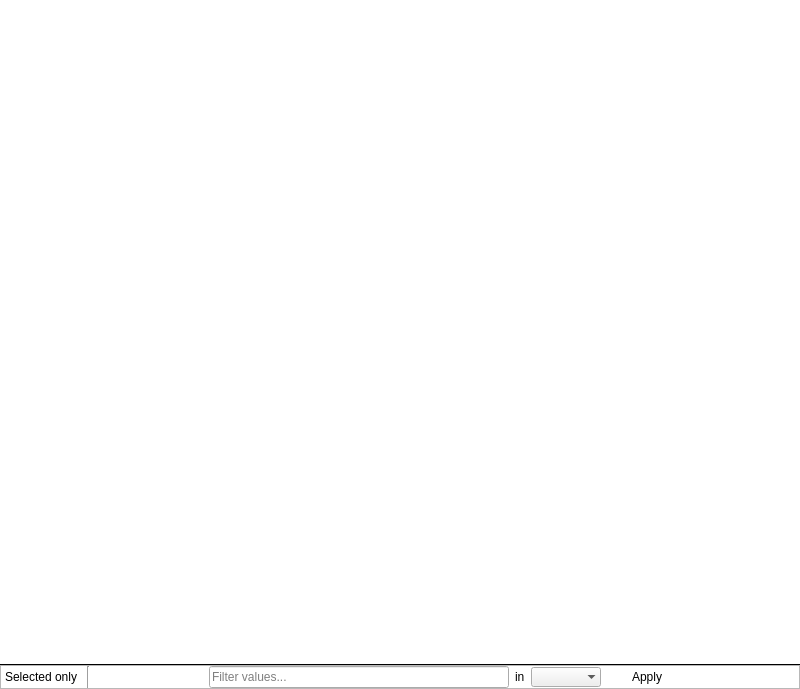
Before: the Qt Designer form plugins/perspective/GraphPerspective/designer/SpreadViewTableWidget.ui in vadivelselvaraj/TulipGLImprovement, drawn with Qt 5.
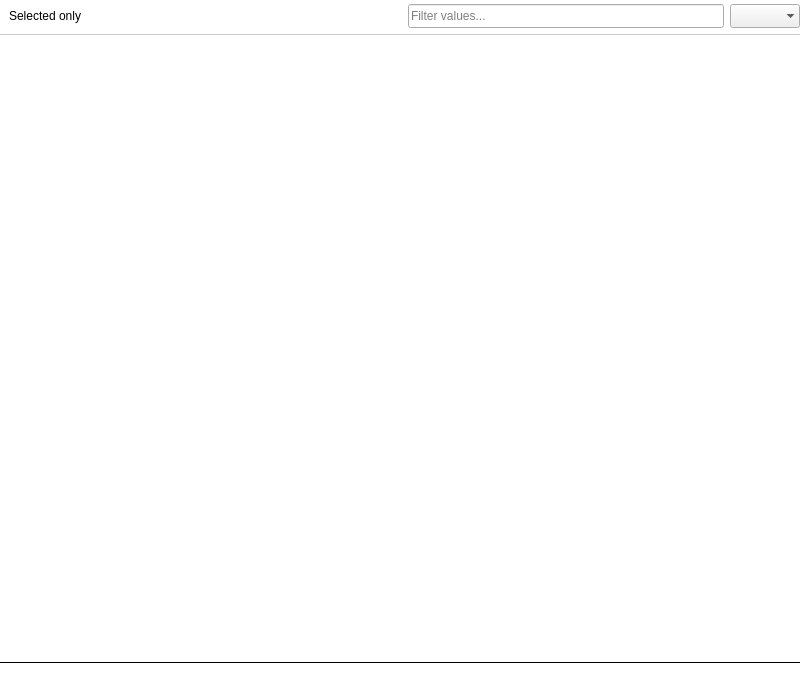
After: the same form once the commit is applied. Icons and pictures are not drawn. Custom widgets are drawn as their Qt base class.

Commit message: Temporary UI fix for DataSet mode

```diff
--- a/plugins/perspective/GraphPerspective/designer/SpreadViewTableWidget.ui
+++ b/plugins/perspective/GraphPerspective/designer/SpreadViewTableWidget.ui
@@ -22,6 +22,117 @@
    <property name="margin">
     <number>0</number>
    </property>
+   <item>
+    <widget class="QFrame" name="topFrame">
+     <property name="styleSheet">
+      <string notr="true">#topFrame {
+background-color: white;
+border: 0px;
+border-bottom: 1px solid #C9C9C9;
+}</string>
+     </property>
+     <layout class="QHBoxLayout" name="horizontalLayout_2">
+      <property name="leftMargin">
+       <number>5</number>
+      </property>
+      <property name="topMargin">
+       <number>0</number>
+      </property>
+      <property name="rightMargin">
+       <number>0</number>
+      </property>
+      <property name="bottomMargin">
+       <number>2</number>
+      </property>
+      <item>
+       <widget class="QPushButton" name="showOnlySelectedElementsCheckBox">
+        <property name="minimumSize">
+         <size>
+          <width>0</width>
+          <height>32</height>
+         </size>
+        </property>
+        <property name="maximumSize">
+         <size>
+          <width>16777215</width>
+          <height>32</height>
+         </size>
+        </property>
+        <property name="text">
+         <string>Selected only</string>
+        </property>
+        <property name="icon">
+         <iconset resource="../../../../library/tulip-gui/resources/TulipGUIResource.qrc">
+          <normaloff>:/tulip/gui/icons/i_selection.png</normaloff>:/tulip/gui/icons/i_selection.png</iconset>
+        </property>
+        <property name="checkable">
+         <bool>true</bool>
+        </property>
+        <property name="flat">
+         <bool>true</bool>
+        </property>
+       </widget>
+      </item>
+      <item>
+       <spacer name="horizontalSpacer_3">
+        <property name="orientation">
+         <enum>Qt::Horizontal</enum>
+        </property>
+        <property name="sizeHint" stdset="0">
+         <size>
+          <width>40</width>
+          <height>20</height>
+         </size>
+        </property>
+       </spacer>
+      </item>
+      <item>
+       <widget class="ClearableLineEdit" name="filterPatternLineEdit">
+        <property name="minimumSize">
+         <size>
+          <width>300</width>
+          <height>24</height>
+         </size>
+        </property>
+        <property name="maximumSize">
+         <size>
+          <width>16777215</width>
+          <height>24</height>
+         </size>
+        </property>
+        <property name="styleSheet">
+         <string notr="true">color: black;</string>
+        </property>
+        <property name="placeholderText">
+         <string>Filter values...</string>
+        </property>
+       </widget>
+      </item>
+      <item>
+       <widget class="VisibleSectionsModel" name="comboBox">
+        <property name="minimumSize">
+         <size>
+          <width>0</width>
+          <height>24</height>
+         </size>
+        </property>
+        <property name="maximumSize">
+         <size>
+          <width>16777215</width>
+          <height>24</height>
+         </size>
+        </property>
+        <property name="sizeAdjustPolicy">
+         <enum>QComboBox::AdjustToContents</enum>
+        </property>
+        <property name="frame">
+         <bool>false</bool>
+        </property>
+       </widget>
+      </item>
+     </layout>
+    </widget>
+   </item>
    <item>
     <widget class="QFrame" name="tableFrame">
      <property name="styleSheet">
@@ -69,168 +180,22 @@
     </widget>
    </item>
    <item>
-    <widget class="QFrame" name="bottomFrame">
-     <property name="frameShape">
-      <enum>QFrame::StyledPanel</enum>
+    <widget class="QFrame" name="frame">
+     <property name="minimumSize">
+      <size>
+       <width>0</width>
+       <height>26</height>
+      </size>
      </property>
-     <property name="frameShadow">
-      <enum>QFrame::Raised</enum>
+     <property name="maximumSize">
+      <size>
+       <width>16777215</width>
+       <height>26</height>
+      </size>
      </property>
      <property name="bottomFrame" stdset="0">
       <bool>true</bool>
      </property>
-     <layout class="QHBoxLayout" name="horizontalLayout">
-      <property name="margin">
-       <number>0</number>
-      </property>
-      <item>
-       <widget class="QPushButton" name="showOnlySelectedElementsCheckBox">
-        <property name="maximumSize">
-         <size>
-          <width>16777215</width>
-          <height>24</height>
-         </size>
-        </property>
-        <property name="styleSheet">
-         <string notr="true">QCheckBox::text {
-color: blue;
-}
-QCheckBox::indicator {
-color: green;
-}
-QCheckBox::indicator:unchecked {
-color: green;
- }
-
- QCheckBox::indicator:unchecked:hover {
-color: green;
- }
-
- QCheckBox::indicator:unchecked:pressed {
-color: green;
- }
-
- QCheckBox::indicator:checked {
-color: green;
- }
-
- QCheckBox::indicator:checked:hover {
-color: green;
- }
-
- QCheckBox::indicator:checked:pressed {
-color: green;
- }
-
- QCheckBox::indicator:indeterminate:hover {
-color: green;
- }
-
- QCheckBox::indicator:indeterminate:pressed {
-color: green;
- }</string>
-        </property>
-        <property name="text">
-         <string>Selected only</string>
-        </property>
-        <property name="checkable">
-         <bool>true</bool>
-        </property>
-        <property name="flat">
-         <bool>true</bool>
-        </property>
-       </widget>
-      </item>
-      <item>
-       <widget class="Line" name="line_2">
-        <property name="orientation">
-         <enum>Qt::Vertical</enum>
-        </property>
-       </widget>
-      </item>
-      <item>
-       <spacer name="horizontalSpacer">
-        <property name="orientation">
-         <enum>Qt::Horizontal</enum>
-        </property>
-        <property name="sizeHint" stdset="0">
-         <size>
-          <width>40</width>
-          <height>20</height>
-         </size>
-        </property>
-       </spacer>
-      </item>
-      <item>
-       <widget class="ClearableLineEdit" name="filterPatternLineEdit">
-        <property name="minimumSize">
-         <size>
-          <width>300</width>
-          <height>0</height>
-         </size>
-        </property>
-        <property name="styleSheet">
-         <string notr="true">color: black;</string>
-        </property>
-        <property name="placeholderText">
-         <string>Filter values...</string>
-        </property>
-       </widget>
-      </item>
-      <item>
-       <widget class="QLabel" name="label_2">
-        <property name="text">
-         <string>in</string>
-        </property>
-       </widget>
-      </item>
-      <item>
-       <widget class="VisibleSectionsModel" name="comboBox">
-        <property name="sizeAdjustPolicy">
-         <enum>QComboBox::AdjustToContents</enum>
-        </property>
-        <property name="frame">
-         <bool>false</bool>
-        </property>
-       </widget>
-      </item>
-      <item>
-       <widget class="QPushButton" name="filterPushButton">
-        <property name="maximumSize">
-         <size>
-          <width>16777215</width>
-          <height>24</height>
-         </size>
-        </property>
-        <property name="toolTip">
-         <string>Apply filter</string>
-        </property>
-        <property name="text">
-         <string>Apply</string>
-        </property>
-        <property name="icon">
-         <iconset resource="../resources/GraphPerspective.qrc">
-          <normaloff>:/tulip/graphperspective/icons/16/media-playback-start.png</normaloff>:/tulip/graphperspective/icons/16/media-playback-start.png</iconset>
-        </property>
-        <property name="flat">
-         <bool>true</bool>
-        </property>
-       </widget>
-      </item>
-      <item>
-       <spacer name="horizontalSpacer_2">
-        <property name="orientation">
-         <enum>Qt::Horizontal</enum>
-        </property>
-        <property name="sizeHint" stdset="0">
-         <size>
-          <width>40</width>
-          <height>20</height>
-         </size>
-        </property>
-       </spacer>
-      </item>
-     </layout>
     </widget>
    </item>
   </layout>
```
The commit also changes 1 other file.
